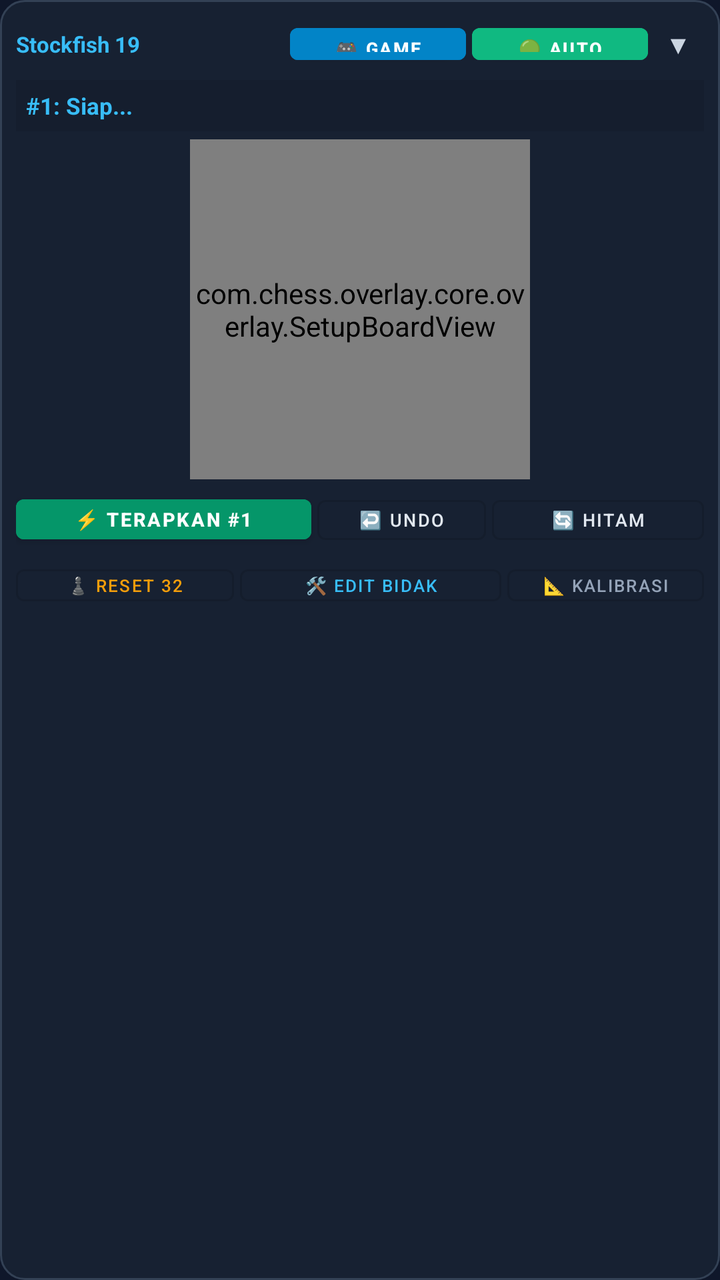
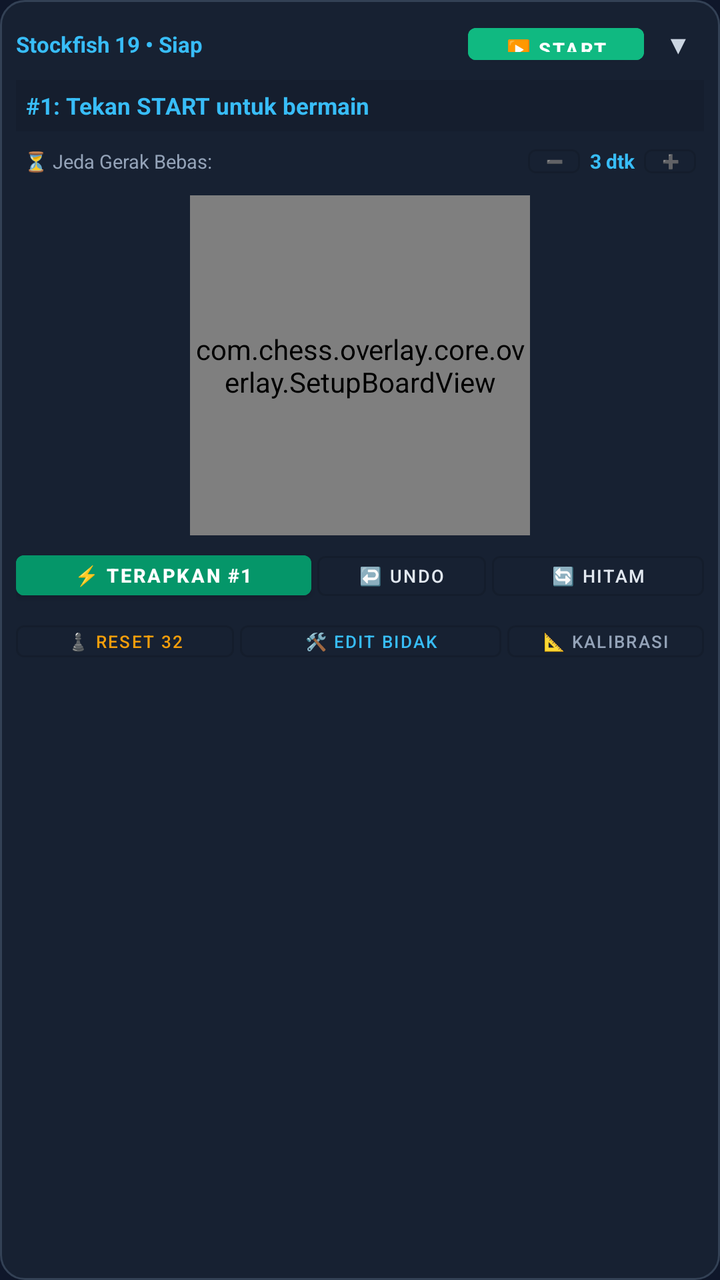

Before-and-after screenshots of an Android layout around one commit, followed by the original layout XML and the change that was made.
<!-- AndroidManifest.xml: application theme Theme.ChessOverlay -->
<!-- res/layout/floating_analysis_panel.xml -->
<?xml version="1.0" encoding="utf-8"?>
<LinearLayout xmlns:android="http://schemas.android.com/apk/res/android"
    android:id="@+id/panelRoot"
    android:layout_width="270dp"
    android:layout_height="wrap_content"
    android:background="@drawable/bg_analysis_card"
    android:orientation="vertical"
    android:padding="8dp"
    android:elevation="14dp">

    
    <LinearLayout
        android:id="@+id/panelHeader"
        android:layout_width="match_parent"
        android:layout_height="wrap_content"
        android:gravity="center_vertical"
        android:orientation="horizontal">

        <TextView
            android:id="@+id/tvEngineTitle"
            android:layout_width="0dp"
            android:layout_height="wrap_content"
            android:layout_weight="1"
            android:text="Stockfish 19"
            android:textColor="#38BDF8"
            android:textSize="11sp"
            android:textStyle="bold"
            android:maxLines="1"
            android:ellipsize="end" />

        
        <Button
            android:id="@+id/btnToggleTapMode"
            android:layout_width="wrap_content"
            android:layout_height="28dp"
            android:text="🎮 Game"
            android:textSize="9sp"
            android:textStyle="bold"
            android:backgroundTint="#0284C7"
            android:textColor="#FFFFFF"
            android:paddingHorizontal="6dp"
            android:layout_marginEnd="3dp" />

        
        <Button
            android:id="@+id/btnToggleEngine"
            android:layout_width="wrap_content"
            android:layout_height="28dp"
            android:text="🟢 AUTO"
            android:textSize="9sp"
            android:textStyle="bold"
            android:backgroundTint="#10B981"
            android:textColor="#FFFFFF"
            android:paddingHorizontal="6dp"
            android:layout_marginEnd="2dp" />

        <TextView
            android:id="@+id/btnToggleMinimize"
            android:layout_width="26dp"
            android:layout_height="26dp"
            android:gravity="center"
            android:text="▼"
            android:textColor="#CBD5E1"
            android:textSize="13sp" />
    </LinearLayout>

    
    <LinearLayout
        android:id="@+id/panelContent"
        android:layout_width="match_parent"
        android:layout_height="wrap_content"
        android:orientation="vertical"
        android:layout_marginTop="4dp">

        
        <LinearLayout
            android:id="@+id/linesContainer"
            android:layout_width="match_parent"
            android:layout_height="wrap_content"
            android:background="#151E2E"
            android:padding="5dp"
            android:orientation="vertical">

            <TextView
                android:id="@+id/tvLine1"
                android:layout_width="match_parent"
                android:layout_height="wrap_content"
                android:text="#1: Siap..."
                android:textColor="#38BDF8"
                android:textSize="11.5sp"
                android:textStyle="bold" />

            <TextView
                android:id="@+id/tvLine2"
                android:layout_width="match_parent"
                android:layout_height="wrap_content"
                android:textColor="#94A3B8"
                android:textSize="10sp"
                android:visibility="gone" />

            <TextView
                android:id="@+id/tvLine3"
                android:layout_width="match_parent"
                android:layout_height="wrap_content"
                android:textColor="#94A3B8"
                android:textSize="10sp"
                android:visibility="gone" />

            
            <TextView
                android:id="@+id/tvLine4"
                android:layout_width="0dp"
                android:layout_height="0dp"
                android:visibility="gone" />

            <TextView
                android:id="@+id/tvLine5"
                android:layout_width="0dp"
                android:layout_height="0dp"
                android:visibility="gone" />
        </LinearLayout>

        
        <FrameLayout
            android:layout_width="match_parent"
            android:layout_height="wrap_content"
            android:layout_marginTop="4dp"
            android:layout_marginBottom="4dp">

            <com.chess.overlay.core.overlay.SetupBoardView
                android:id="@+id/setupBoardView"
                android:layout_width="170dp"
                android:layout_height="170dp"
                android:layout_gravity="center_horizontal" />
        </FrameLayout>

        
        <LinearLayout
            android:layout_width="match_parent"
            android:layout_height="wrap_content"
            android:orientation="horizontal">

            <Button
                android:id="@+id/btnApplyBestMove"
                android:layout_width="0dp"
                android:layout_height="32dp"
                android:layout_weight="1.4"
                android:text="⚡ Terapkan #1"
                android:backgroundTint="#059669"
                android:textColor="#FFFFFF"
                android:textSize="9.5sp"
                android:textStyle="bold"
                android:padding="0dp"
                android:layout_marginEnd="3dp" />

            <Button
                android:id="@+id/btnUndoMove"
                style="@style/Widget.MaterialComponents.Button.OutlinedButton"
                android:layout_width="0dp"
                android:layout_height="32dp"
                android:layout_weight="0.8"
                android:text="↩️ Undo"
                android:textColor="#E2E8F0"
                android:textSize="9sp"
                android:padding="0dp"
                android:layout_marginEnd="3dp" />

            <Button
                android:id="@+id/btnFlipBoard"
                style="@style/Widget.MaterialComponents.Button.OutlinedButton"
                android:layout_width="0dp"
                android:layout_height="32dp"
                android:layout_weight="1"
                android:text="🔄 Hitam"
                android:textColor="#E2E8F0"
                android:textSize="9sp"
                android:padding="0dp" />
        </LinearLayout>

        
        <LinearLayout
            android:layout_width="match_parent"
            android:layout_height="wrap_content"
            android:layout_marginTop="3dp"
            android:orientation="horizontal">

            <Button
                android:id="@+id/btnResetBoard"
                style="@style/Widget.MaterialComponents.Button.OutlinedButton"
                android:layout_width="0dp"
                android:layout_height="28dp"
                android:layout_weight="1"
                android:text="♟️ Reset 32"
                android:textColor="#F59E0B"
                android:textSize="8.5sp"
                android:padding="0dp"
                android:layout_marginEnd="3dp" />

            <Button
                android:id="@+id/btnToggleSetup"
                style="@style/Widget.MaterialComponents.Button.OutlinedButton"
                android:layout_width="0dp"
                android:layout_height="28dp"
                android:layout_weight="1.2"
                android:text="🛠️ Edit Bidak"
                android:textColor="#38BDF8"
                android:textSize="8.5sp"
                android:padding="0dp"
                android:layout_marginEnd="3dp" />

            <Button
                android:id="@+id/btnToggleCalibrate"
                style="@style/Widget.MaterialComponents.Button.OutlinedButton"
                android:layout_width="0dp"
                android:layout_height="28dp"
                android:layout_weight="0.9"
                android:text="📐 Kalibrasi"
                android:textColor="#94A3B8"
                android:textSize="8.5sp"
                android:padding="0dp" />
        </LinearLayout>

        
        <LinearLayout
            android:id="@+id/setupPanel"
            android:layout_width="match_parent"
            android:layout_height="wrap_content"
            android:orientation="vertical"
            android:background="#151E2E"
            android:padding="4dp"
            android:layout_marginTop="3dp"
            android:visibility="gone">

            
            <LinearLayout
                android:layout_width="match_parent"
                android:layout_height="wrap_content"
                android:orientation="horizontal">

                <Button
                    android:id="@+id/btnSetupClear"
                    style="@style/Widget.MaterialComponents.Button.OutlinedButton"
                    android:layout_width="0dp"
                    android:layout_height="28dp"
                    android:layout_weight="1"
                    android:text="🗑️ Kosong"
                    android:textColor="#EF4444"
                    android:textSize="8sp"
                    android:padding="0dp"
                    android:layout_marginEnd="2dp" />

                <Button
                    android:id="@+id/btnSetupDefault32"
                    style="@style/Widget.MaterialComponents.Button.OutlinedButton"
                    android:layout_width="0dp"
                    android:layout_height="28dp"
                    android:layout_weight="1"
                    android:text="♟️ Standar"
                    android:textColor="#F59E0B"
                    android:textSize="8sp"
                    android:padding="0dp"
                    android:layout_marginEnd="2dp" />

                <Button
                    android:id="@+id/btnSetupTurn"
                    style="@style/Widget.MaterialComponents.Button.OutlinedButton"
                    android:layout_width="0dp"
                    android:layout_height="28dp"
                    android:layout_weight="1.2"
                    android:text="Giliran: Hitam"
                    android:textColor="#E2E8F0"
                    android:textSize="8sp"
                    android:padding="0dp" />
            </LinearLayout>

            
            <LinearLayout
                android:layout_width="match_parent"
                android:layout_height="wrap_content"
                android:layout_marginTop="3dp"
                android:orientation="horizontal"
                android:gravity="center">

                <Button
                    android:id="@+id/btnToolMove"
                    android:layout_width="0dp"
                    android:layout_height="26dp"
                    android:layout_weight="1.1"
                    android:text="🖐️ Geser"
                    android:backgroundTint="#0284C7"
                    android:textColor="#FFFFFF"
                    android:textSize="7.5sp"
                    android:padding="0dp"
                    android:layout_marginEnd="2dp" />

                <Button
                    android:id="@+id/btnToolPawn"
                    style="@style/Widget.MaterialComponents.Button.OutlinedButton"
                    android:layout_width="0dp"
                    android:layout_height="26dp"
                    android:layout_weight="0.8"
                    android:text="♙"
                    android:textColor="#FFFFFF"
                    android:textSize="11sp"
                    android:padding="0dp"
                    android:layout_marginEnd="2dp" />

                <Button
                    android:id="@+id/btnToolKnight"
                    style="@style/Widget.MaterialComponents.Button.OutlinedButton"
                    android:layout_width="0dp"
                    android:layout_height="26dp"
                    android:layout_weight="0.8"
                    android:text="♘"
                    android:textColor="#FFFFFF"
                    android:textSize="11sp"
                    android:padding="0dp"
                    android:layout_marginEnd="2dp" />

                <Button
                    android:id="@+id/btnToolBishop"
                    style="@style/Widget.MaterialComponents.Button.OutlinedButton"
                    android:layout_width="0dp"
                    android:layout_height="26dp"
                    android:layout_weight="0.8"
                    android:text="♗"
                    android:textColor="#FFFFFF"
                    android:textSize="11sp"
                    android:padding="0dp"
                    android:layout_marginEnd="2dp" />

                <Button
                    android:id="@+id/btnToolRook"
                    style="@style/Widget.MaterialComponents.Button.OutlinedButton"
                    android:layout_width="0dp"
                    android:layout_height="26dp"
                    android:layout_weight="0.8"
                    android:text="♖"
                    android:textColor="#FFFFFF"
                    android:textSize="11sp"
                    android:padding="0dp"
                    android:layout_marginEnd="2dp" />

                <Button
                    android:id="@+id/btnToolQueen"
                    style="@style/Widget.MaterialComponents.Button.OutlinedButton"
                    android:layout_width="0dp"
                    android:layout_height="26dp"
                    android:layout_weight="0.8"
                    android:text="♕"
                    android:textColor="#FFFFFF"
                    android:textSize="11sp"
                    android:padding="0dp"
                    android:layout_marginEnd="2dp" />

                <Button
                    android:id="@+id/btnToolKing"
                    style="@style/Widget.MaterialComponents.Button.OutlinedButton"
                    android:layout_width="0dp"
                    android:layout_height="26dp"
                    android:layout_weight="0.8"
                    android:text="♔"
                    android:textColor="#FFFFFF"
                    android:textSize="11sp"
                    android:padding="0dp"
                    android:layout_marginEnd="2dp" />

                <Button
                    android:id="@+id/btnToolDelete"
                    style="@style/Widget.MaterialComponents.Button.OutlinedButton"
                    android:layout_width="0dp"
                    android:layout_height="26dp"
                    android:layout_weight="0.8"
                    android:text="❌"
                    android:textColor="#EF4444"
                    android:textSize="8sp"
                    android:padding="0dp" />
            </LinearLayout>

            
            <LinearLayout
                android:layout_width="match_parent"
                android:layout_height="wrap_content"
                android:layout_marginTop="3dp"
                android:orientation="horizontal">

                <Button
                    android:id="@+id/btnPieceColorToggle"
                    style="@style/Widget.MaterialComponents.Button.OutlinedButton"
                    android:layout_width="0dp"
                    android:layout_height="26dp"
                    android:layout_weight="1"
                    android:text="Warna Bidak: ⚪ Putih"
                    android:textColor="#E2E8F0"
                    android:textSize="8sp"
                    android:padding="0dp" />
            </LinearLayout>

            
            <Button
                android:id="@+id/btnFinishSetup"
                android:layout_width="match_parent"
                android:layout_height="30dp"
                android:layout_marginTop="4dp"
                android:text="🚀 Simpan &amp; Hitung Posisi"
                android:backgroundTint="#059669"
                android:textColor="#FFFFFF"
                android:textSize="9.5sp"
                android:textStyle="bold"
                android:padding="0dp" />
        </LinearLayout>

        
        <LinearLayout
            android:id="@+id/calibrationPanel"
            android:layout_width="match_parent"
            android:layout_height="wrap_content"
            android:orientation="horizontal"
            android:gravity="center_vertical"
            android:layout_marginTop="3dp"
            android:background="#1E293B"
            android:padding="4dp"
            android:visibility="gone">

            <TextView
                android:layout_width="wrap_content"
                android:layout_height="wrap_content"
                android:text="Papan: "
                android:textColor="#94A3B8"
                android:textSize="9.5sp"
                android:layout_marginEnd="4dp" />

            <Button
                android:id="@+id/btnMoveUp"
                android:layout_width="32dp"
                android:layout_height="28dp"
                android:text="⬆️"
                android:textSize="9.5sp"
                android:padding="0dp"
                android:layout_marginEnd="2dp" />

            <Button
                android:id="@+id/btnMoveDown"
                android:layout_width="32dp"
                android:layout_height="28dp"
                android:text="⬇️"
                android:textSize="9.5sp"
                android:padding="0dp"
                android:layout_marginEnd="4dp" />

            <Button
                android:id="@+id/btnScalePlus"
                android:layout_width="32dp"
                android:layout_height="28dp"
                android:text="➕"
                android:textSize="9.5sp"
                android:padding="0dp"
                android:layout_marginEnd="2dp" />

            <Button
                android:id="@+id/btnScaleMinus"
                android:layout_width="32dp"
                android:layout_height="28dp"
                android:text="➖"
                android:textSize="9.5sp"
                android:padding="0dp" />
        </LinearLayout>
    </LinearLayout>

</LinearLayout>
<!-- resources referenced by this layout -->
<resources>
  <!-- drawable bg_analysis_card (drawable) -->
  <?xml version="1.0" encoding="utf-8"?>
  <shape xmlns:android="http://schemas.android.com/apk/res/android">
      <solid android:color="#F0182234" /> 
      <corners android:radius="12dp" />
      <stroke
          android:width="1dp"
          android:color="#334155" />
  </shape>
  <style name="Theme.ChessOverlay" parent="Theme.MaterialComponents.DayNight.NoActionBar">
          <item name="colorPrimary">@color/primary</item>
          <item name="colorPrimaryVariant">@color/primary_variant</item>
          <item name="colorSecondary">@color/accent</item>
          <item name="android:statusBarColor">@color/primary_variant</item>
          <item name="android:windowBackground">@color/background</item>
      </style>
  <color name="primary">#1E293B</color>
  <color name="primary_variant">#0F172A</color>
  <color name="accent">#10B981</color>
  <color name="background">#0F172A</color>
</resources>

<!-- the commit's change to res/layout/floating_analysis_panel.xml (unified diff, before → after) -->
@@ -21,7 +21,7 @@
             android:layout_width="0dp"
             android:layout_height="wrap_content"
             android:layout_weight="1"
-            android:text="Stockfish 19"
+            android:text="Stockfish 19 • Siap"
             android:textColor="#38BDF8"
             android:textSize="11sp"
             android:textStyle="bold"
@@ -30,29 +30,16 @@
 
         
         <Button
-            android:id="@+id/btnToggleTapMode"
-            android:layout_width="wrap_content"
-            android:layout_height="28dp"
-            android:text="🎮 Game"
-            android:textSize="9sp"
-            android:textStyle="bold"
-            android:backgroundTint="#0284C7"
-            android:textColor="#FFFFFF"
-            android:paddingHorizontal="6dp"
-            android:layout_marginEnd="3dp" />
-
-        
-        <Button
             android:id="@+id/btnToggleEngine"
             android:layout_width="wrap_content"
             android:layout_height="28dp"
-            android:text="🟢 AUTO"
-            android:textSize="9sp"
+            android:text="▶️ START"
+            android:textSize="9.5sp"
             android:textStyle="bold"
             android:backgroundTint="#10B981"
             android:textColor="#FFFFFF"
-            android:paddingHorizontal="6dp"
-            android:layout_marginEnd="2dp" />
+            android:paddingHorizontal="8dp"
+            android:layout_marginEnd="4dp" />
 
         <TextView
             android:id="@+id/btnToggleMinimize"
@@ -85,7 +72,7 @@
                 android:id="@+id/tvLine1"
                 android:layout_width="match_parent"
                 android:layout_height="wrap_content"
-                android:text="#1: Siap..."
+                android:text="#1: Tekan START untuk bermain"
                 android:textColor="#38BDF8"
                 android:textSize="11.5sp"
                 android:textStyle="bold" />
@@ -121,10 +108,56 @@
         </LinearLayout>
 
         
+        <LinearLayout
+            android:layout_width="match_parent"
+            android:layout_height="wrap_content"
+            android:gravity="center_vertical"
+            android:paddingHorizontal="4dp"
+            android:paddingVertical="3dp"
+            android:orientation="horizontal">
+
+            <TextView
+                android:layout_width="0dp"
+                android:layout_height="wrap_content"
+                android:layout_weight="1"
+                android:text="⏳ Jeda Gerak Bebas:"
+                android:textColor="#94A3B8"
+                android:textSize="9.5sp" />
+
+            <Button
+                android:id="@+id/btnDelayMinus"
+                style="@style/Widget.MaterialComponents.Button.OutlinedButton"
+                android:layout_width="26dp"
+                android:layout_height="24dp"
+                android:text="➖"
+                android:textSize="7sp"
+                android:padding="0dp" />
+
+            <TextView
+                android:id="@+id/tvDelayDuration"
+                android:layout_width="32dp"
+                android:layout_height="wrap_content"
+                android:gravity="center"
+                android:text="3 dtk"
+                android:textColor="#38BDF8"
+                android:textSize="10sp"
+                android:textStyle="bold" />
+
+            <Button
+                android:id="@+id/btnDelayPlus"
+                style="@style/Widget.MaterialComponents.Button.OutlinedButton"
+                android:layout_width="26dp"
+                android:layout_height="24dp"
+                android:text="➕"
+                android:textSize="7sp"
+                android:padding="0dp" />
+        </LinearLayout>
+
+        
         <FrameLayout
             android:layout_width="match_parent"
             android:layout_height="wrap_content"
-            android:layout_marginTop="4dp"
+            android:layout_marginTop="2dp"
             android:layout_marginBottom="4dp">
 
             <com.chess.overlay.core.overlay.SetupBoardView
